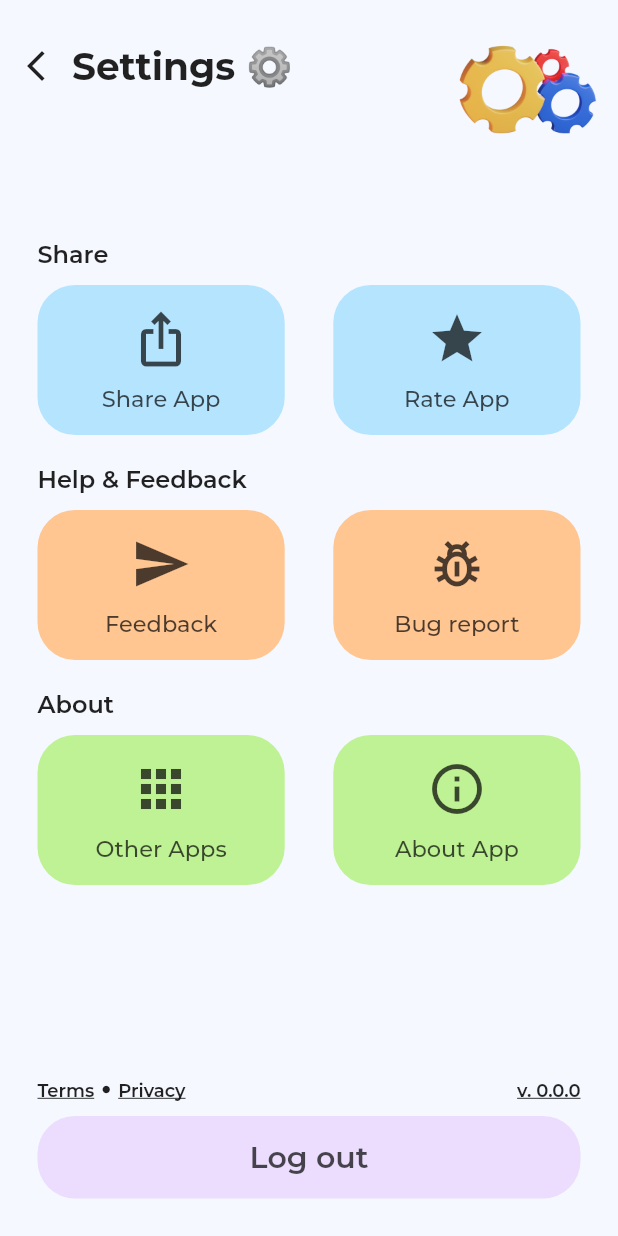
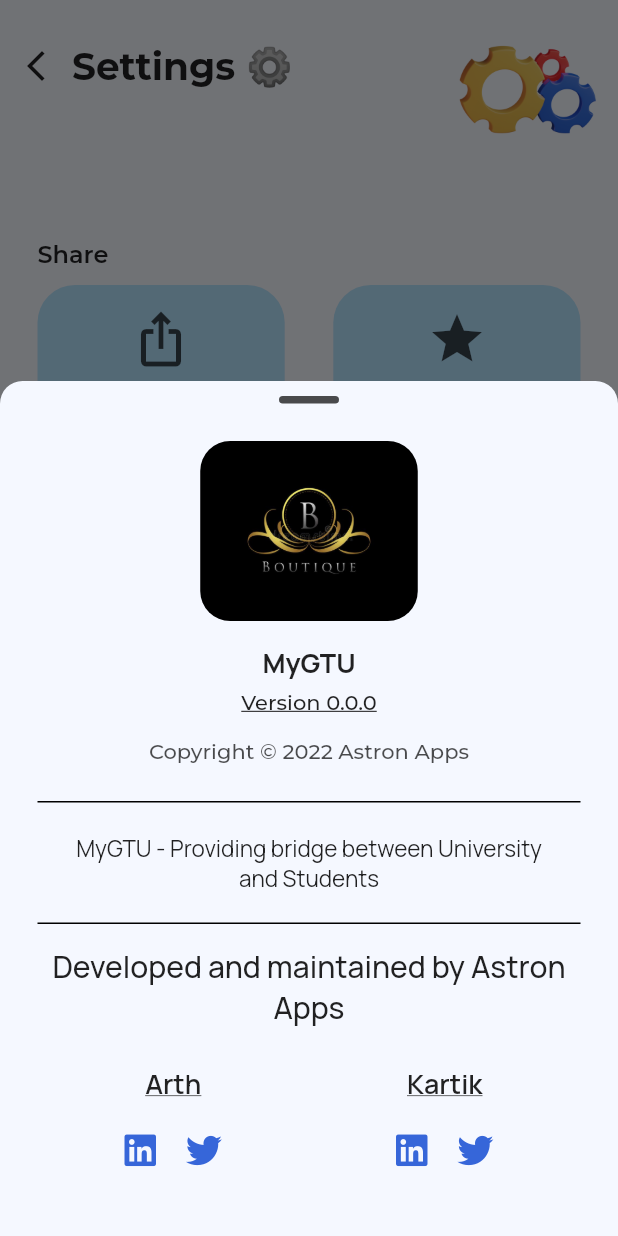
Before and after one commit to ArthVhanesa/gtu-app, a Flutter app: the SettingScreen screen opened directly, after a tap on "About App", on a phone screen of 412 x 824 dp. Run offline on Flutter 3.47's test engine with Material 2 defaults, Android fonts, the phone set to English and light mode, and no system bars; our stand-ins replace auto_size_text, carousel_slider, firebase_auth, firebase_core, flutter_svg, flutter_zoom_drawer and 13 more; missing offline and left inert: dart:ffi, flutter_custom_tabs, flutter_pdfview; accounts and stored records are empty; network calls fail.

Commit message:
+ About App
=> + About App
=> + Separate file for all data
=> + Ripple update of Hamburger
=> + logo Image
=> + Font awesome icon pack

```diff
--- /dev/null
+++ b/lib/components/AboutApp.dart
@@ -0,0 +1,190 @@
+import 'package:flutter/material.dart';
+import 'package:font_awesome_flutter/font_awesome_flutter.dart';
+import 'package:gtu_app/dynamic_data.dart';
+import 'package:gtu_app/image.dart';
+import 'package:gtu_app/style.dart';
+import 'package:url_launcher/url_launcher.dart';
+
+class AboutApp extends StatefulWidget {
+  const AboutApp({
+    Key? key,
+  }) : super(key: key);
+
+  @override
+  State<AboutApp> createState() => _AboutAppState();
+}
+
+class _AboutAppState extends State<AboutApp> {
+  final AppColors _colors = AppColors();
+  final FontStyle _fontStyle = FontStyle();
+
+  @override
+  Widget build(BuildContext context) {
+    return Column(
+      mainAxisSize: MainAxisSize.min,
+      children: [
+        const SizedBox(height: 10),
+        Container(
+          width: 40,
+          height: 5,
+          decoration: BoxDecoration(
+            color: _colors.titleColor,
+            borderRadius: const BorderRadius.all(Radius.circular(25)),
+          ),
+        ),
+        Padding(
+          padding: const EdgeInsets.symmetric(horizontal: 25, vertical: 25),
+          child: Column(
+            children: [
+              Container(
+                height: 240,
+                child: Column(
+                  mainAxisAlignment: MainAxisAlignment.spaceBetween,
+                  children: [
+                    ClipRRect(
+                      borderRadius: BorderRadius.circular(20),
+                      child: Image.asset(
+                        logoImg,
+                        height: 120,
+                      ),
+                    ),
+                    Column(
+                      children: [
+                        Text(
+                          appName,
+                          style: _fontStyle.manrope(18, FontWeight.bold),
+                        ),
+                        const SizedBox(height: 5),
+                        Text(
+                          'Version $version',
+                          style: _fontStyle
+                              .montserrat(14, FontWeight.w500)
+                              .copyWith(decoration: TextDecoration.underline),
+                        ),
+                      ],
+                    ),
+                    Text(
+                      copyrightMessage,
+                      style: _fontStyle
+                          .montserrat(14, FontWeight.w500)
+                          .copyWith(color: _colors.titleColor),
+                    ),
+                    const SizedBox(height: 10),
+                  ],
+                ),
+              ),
+              Divider(
+                height: 1,
+                thickness: 1,
+                color: _colors.blackColor,
+              ),
+              Padding(
+                padding: const EdgeInsets.symmetric(
+                  horizontal: 15,
+                  vertical: 20,
+                ),
+                child: Text(
+                  aboutAppMessage,
+                  style: _fontStyle.manrope(15, FontWeight.normal),
+                  textAlign: TextAlign.center,
+                ),
+              ),
+              Divider(
+                height: 1,
+                thickness: 1,
+                color: _colors.blackColor,
+              ),
+              Column(
+                children: [
+                  Padding(
+                    padding: const EdgeInsets.symmetric(vertical: 15),
+                    child: Text(
+                      'Developed and maintained by Astron Apps',
+                      style: _fontStyle.manrope(20, FontWeight.w500),
+                      textAlign: TextAlign.center,
+                    ),
+                  ),
+                  Padding(
+                    padding: const EdgeInsets.symmetric(vertical: 10),
+                    child: Row(
+                      mainAxisAlignment: MainAxisAlignment.spaceAround,
+                      children: [
+                        nameWithSocials(
+                          name: Dev1().name,
+                          linkedinLink: Dev1().linkedinLink,
+                          twitterLink: Dev1().twitterLink,
+                        ),
+                        nameWithSocials(
+                          name: Dev2().name,
+                          linkedinLink: Dev2().linkedinLink,
+                          twitterLink: Dev2().twitterLink,
+                        ),
+                      ],
+                    ),
+                  )
+                ],
+              ),
+            ],
+          ),
+        ),
+      ],
+    );
+  }
+
+  nameWithSocials(
+      {required String name,
+      required String linkedinLink,
+      required String twitterLink}) {
+    return Column(
+      crossAxisAlignment: CrossAxisAlignment.center,
+      children: [
+        Text(
+          name,
+          style: _fontStyle
+              .manrope(18, FontWeight.w600)
+              .copyWith(decoration: TextDecoration.underline),
+        ),
+        const SizedBox(height: 10),
+        Row(
+          children: [
+            socialMediaButton(
+              icon: FontAwesomeIcons.linkedin,
+              link: linkedinLink,
+            ),
+            socialMediaButton(
+              icon: FontAwesomeIcons.twitter,
+              link: twitterLink,
+            ),
+          ],
+        )
+      ],
+    );
+  }
+
+  socialMediaButton({required IconData icon, required String link}) {
+    return InkWell(
+      borderRadius: BorderRadius.circular(10),
+      onTap: () async {
+        final url = link;
+
+        if (await canLaunchUrl(Uri.parse(url))) {
+          await launchUrl(
+            Uri.parse(url),
+            mode: LaunchMode.externalApplication,
+            webViewConfiguration: const WebViewConfiguration(
+              enableJavaScript: true,
+              enableDomStorage: true,
+            ),
+          );
+        }
+      },
+      child: Container(
+        padding: const EdgeInsets.all(10),
+        child: FaIcon(
+          icon,
+          color: _colors.linkBlueColor,
+        ),
+      ),
+    );
+  }
+}
--- /dev/null
+++ b/lib/dynamic_data.dart
@@ -0,0 +1,52 @@
+//Version of Application
+String version = '0.0.0';
+
+// Name of Application
+String appName = 'MyGTU';
+
+// Copyright message on About App
+String copyrightMessage = 'Copyright © 2022 Astron Apps';
+
+// About app message on About App
+String aboutAppMessage =
+    'MyGTU - Providing bridge between University and Students';
+
+// Message shared on click of share app
+String shareAppMessage = 'The best app for GTU students';
+
+// Mail for receive bug report and feedback
+String toEmail = 'bookocean@gmail.com';
+
+// Link will open on click of other apps
+String astronApps =
+    'https://play.google.com/store/apps/dev?id=9082115799273054085';
+
+class BugReport {
+  // Subject of Bug report mail
+  String subject = 'Bug Report';
+  // Body of Bud report mail
+  String body =
+      'We are ready to improve App with help of your bug report.\n\nThank you.';
+}
+
+class HelpFeedback {
+  // Subject of Help & Feedback mail
+  String subject = 'Feedback/Suggestion';
+  // Body of Help & Feedback mail
+  String body =
+      'Your suggestions and feedbacks are welcomed by Astron Apps.\n\nThank you.';
+}
+
+// Developer 1 details
+class Dev1 {
+  String name = 'Arth';
+  String linkedinLink = 'https://www.linkedin.com/in/arthvhanesa/';
+  String twitterLink = 'https://twitter.com/ArthVhanesa';
+}
+
+// Developer 2 details
+class Dev2 {
+  String name = 'Kartik';
+  String linkedinLink = 'https://www.linkedin.com/in/kartik-jetani';
+  String twitterLink = 'https://twitter.com/JetaniKartik';
+}
--- a/lib/image.dart
+++ b/lib/image.dart
@@ -1,3 +1,5 @@
+const logoImg = 'assets/image/logo.jpg';
+
 const rocketImg = 'assets/image/rocket.png';
 const googleLogoImg = 'assets/image/googleLogo.png';
 
--- a/lib/screens/homeScreen.dart
+++ b/lib/screens/homeScreen.dart
@@ -51,6 +51,7 @@ class _HomeScreenState extends State<HomeScreen> {
                 Row(
                   children: [
                     InkWell(
+                      borderRadius: BorderRadius.circular(5),
                       onTap: () {
                         ZoomDrawer.of(context)!.toggle();
                         FocusScope.of(context).unfocus();
--- a/lib/screens/resultScreen.dart
+++ b/lib/screens/resultScreen.dart
@@ -4,6 +4,7 @@ import 'package:gtu_app/components/Header.dart';
 import 'package:gtu_app/components/Heading.dart';
 import 'package:gtu_app/components/PoweredbyAstronApps.dart';
 import 'package:gtu_app/components/SquareCard.dart';
+import 'package:gtu_app/custome_tab.dart';
 import 'package:gtu_app/data/CardData.dart';
 import 'package:gtu_app/data/DummyCommonCardData.dart';
 import 'package:gtu_app/style.dart';
@@ -16,6 +17,7 @@ class ResultScreen extends StatefulWidget {
 
 class _ResultScreenState extends State<ResultScreen> {
   final AppColors _colors = AppColors();
+  final FontStyle _fontStyle = FontStyle();
 
   @override
   Widget build(BuildContext context) {
@@ -39,7 +41,7 @@ class _ResultScreenState extends State<ResultScreen> {
                     SquareCard(card: percentageCalculator),
                   ]),
                   const SizedBox(height: 40),
-                  Heading(heading: 'Result announcement'),
+                  // Heading(heading: 'Result announcement'),
                   // ListView.separated(
                   //   padding: const EdgeInsets.only(top: 10),
                   //   itemCount: dummyCommonCardData.length,
--- a/lib/screens/settingScreen.dart
+++ b/lib/screens/settingScreen.dart
@@ -1,10 +1,14 @@
 // ignore_for_file: public_member_api_docs, sort_constructors_first
 import 'package:flutter/material.dart';
 import 'package:flutter/services.dart';
+import 'package:font_awesome_flutter/font_awesome_flutter.dart';
 import 'package:get/get.dart';
+import 'package:gtu_app/components/AboutApp.dart';
 import 'package:gtu_app/components/Header.dart';
 import 'package:gtu_app/controllers/signInController.dart';
 import 'package:gtu_app/data/CardData.dart';
+import 'package:gtu_app/dynamic_data.dart';
+import 'package:gtu_app/image.dart';
 import 'package:gtu_app/screens/logInScreen.dart';
 import 'package:gtu_app/style.dart';
 import 'package:shared_preferences/shared_preferences.dart';
@@ -24,21 +28,6 @@ class _SettingScreenState extends State<SettingScreen> {
   final FontStyle _fontStyle = FontStyle();
 
   final InAppReview inAppReview = InAppReview.instance;
-
-  String version = '0.0.0';
-
-  String shareAppMessage =
-      'The best app for GTU students'; // Message shared on click of share app
-  String toEmail =
-      'bookocean@gmail.com'; // Mail for receive bug report and feedback
-  String feedbackSubject = 'Feedback/Suggestion'; // Subject of feedback mail
-  String feedbackBody =
-      'Your suggestions and feedbacks are welcomed by Astron Apps.\n\nThank you.'; // Body of feedback mail
-  String bugSubject = 'Bug Report'; // Subject of Bug report mail
-  String bugBody =
-      'We are ready to improve App with help of your bug report.\n\nThank you.'; // Body of Bud report mail
-  String otherApps =
-      'https://play.google.com/store/apps/dev?id=9082115799273054085'; // Link will open on click of other apps
 
   @override
   Widget build(BuildContext context) {
@@ -65,8 +54,7 @@ class _SettingScreenState extends State<SettingScreen> {
                   //   inAppReview.requestReview();
                   // },
                   secondMenuOnTap: () async {
-                    const url =
-                        'https://play.google.com/store/apps/dev?id=9082115799273054085';
+                    String url = astronApps;
 
                     if (await canLaunchUrl(Uri.parse(url))) {
                       await launchUrl(Uri.parse(url),
@@ -83,11 +71,16 @@ class _SettingScreenState extends State<SettingScreen> {
                   title: 'Help & Feedback',
                   firstMenuTitle: 'Feedback',
                   firstIcon: Icons.send,
-                  firstMenuOnTap:
-                      sendMail(subject: feedbackSubject, body: feedbackBody),
+                  firstMenuOnTap: sendMail(
+                    subject: HelpFeedback().subject,
+                    body: HelpFeedback().body,
+                  ),
                   secondMenuTitle: 'Bug report',
                   secondIcon: Icons.pest_control_outlined,
-                  secondMenuOnTap: sendMail(subject: bugSubject, body: bugBody),
+                  secondMenuOnTap: sendMail(
+                    subject: BugReport().subject,
+                    body: BugReport().body,
+                  ),
                   color: _colors.orangeColor,
                 ),
                 SettingMenu(
@@ -95,20 +88,33 @@ class _SettingScreenState extends State<SettingScreen> {
                   firstMenuTitle: 'Other Apps',
                   firstIcon: Icons.apps,
                   firstMenuOnTap: () async {
-                    final url = otherApps;
+                    final url = astronApps;
 
                     if (await canLaunchUrl(Uri.parse(url))) {
-                      await launchUrl(Uri.parse(url),
-                          mode: LaunchMode.externalApplication,
-                          webViewConfiguration: const WebViewConfiguration(
-                            enableJavaScript: true,
-                            enableDomStorage: true,
-                          ));
+                      await launchUrl(
+                        Uri.parse(url),
+                        mode: LaunchMode.externalApplication,
+                        webViewConfiguration: const WebViewConfiguration(
+                          enableJavaScript: true,
+                          enableDomStorage: true,
+                        ),
+                      );
                     }
                   },
                   secondMenuTitle: 'About App',
                   secondIcon: Icons.info_outline,
-                  secondMenuOnTap: () {},
+                  secondMenuOnTap: () {
+                    showModalBottomSheet(
+                        context: context,
+                        isScrollControlled: true,
+                        backgroundColor: _colors.bgColor,
+                        shape: const RoundedRectangleBorder(
+                            borderRadius: BorderRadius.vertical(
+                                top: Radius.circular(15))),
+                        builder: (context) {
+                          return AboutApp();
+                        });
+                  },
                   color: _colors.pistaColor,
                 )
               ],
--- a/pubspec.yaml
+++ b/pubspec.yaml
@@ -44,6 +44,7 @@ dependencies:
   shared_preferences: ^2.0.15
   flutter_svg: ^1.1.1+1
   google_fonts: ^3.0.1
+  font_awesome_flutter: ^10.1.0
   auto_size_text: ^3.0.0
   carousel_slider: ^4.1.1
   tab_indicator_styler: ^2.0.0
```
Also changed, not shown: assets/image/logo.jpg (added), pubspec.lock.
